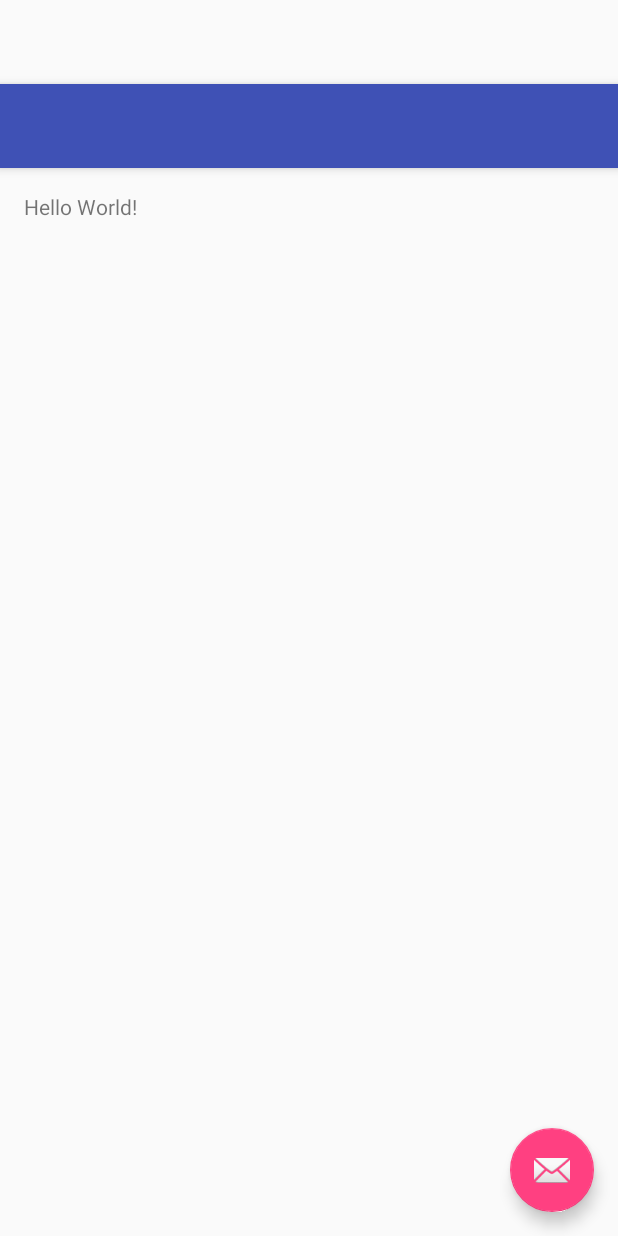
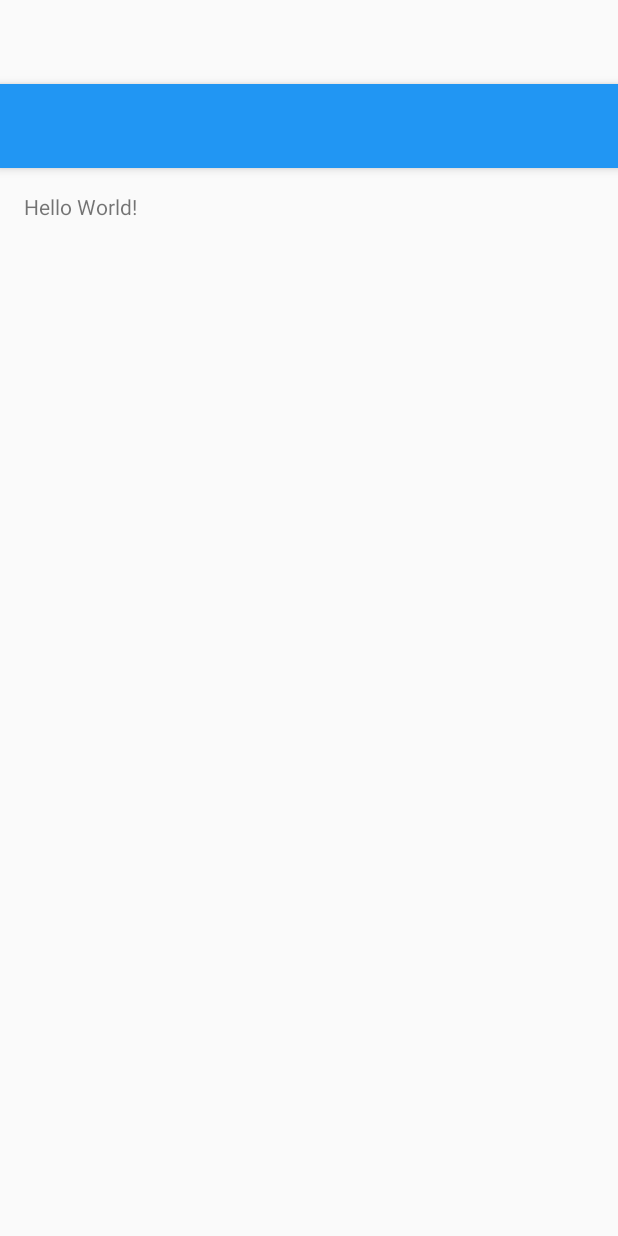
Before and after one commit to HigHendHd/Gesundheitsvorsorge, an Android app: the layout activity_main.xml on its own in the app's theme, with its tools: preview values and no code run, on a phone screen of 412 x 824 dp. Run offline under Robolectric (Android 15) with nearby library versions, the phone set to English and light mode, and no system bars.

Commit message:
Hinzufügen des Navigationdrawers & Entfernen vom FAB

```diff
--- a/app/build.gradle
+++ b/app/build.gradle
@@ -24,4 +24,7 @@ dependencies {
     testCompile 'junit:junit:4.12'
     compile 'com.android.support:appcompat-v7:23.1.0'
     compile 'com.android.support:design:23.1.0'
+    compile('com.mikepenz:materialdrawer:4.4.6@aar') {
+        transitive = true
+    }
 }
--- a/app/src/main/res/layout/activity_main.xml
+++ b/app/src/main/res/layout/activity_main.xml
@@ -6,8 +6,10 @@
     android:layout_height="match_parent" android:fitsSystemWindows="true"
     tools:context=".MainActivity">
 
-    <android.support.design.widget.AppBarLayout android:layout_height="wrap_content"
-        android:layout_width="match_parent" android:theme="@style/AppTheme.AppBarOverlay">
+    <android.support.design.widget.AppBarLayout
+        android:layout_width="match_parent"
+        android:layout_height="wrap_content"
+        android:theme="@style/AppTheme.AppBarOverlay">
 
         <android.support.v7.widget.Toolbar android:id="@+id/toolbar"
             android:layout_width="match_parent" android:layout_height="?attr/actionBarSize"
@@ -17,9 +19,4 @@
 
     <include layout="@layout/content_main" />
 
-    <android.support.design.widget.FloatingActionButton android:id="@+id/fab"
-        android:layout_width="wrap_content" android:layout_height="wrap_content"
-        android:layout_gravity="bottom|end" android:layout_margin="@dimen/fab_margin"
-        android:src="@android:drawable/ic_dialog_email" />
-
 </android.support.design.widget.CoordinatorLayout>
--- a/app/src/main/res/values/colors.xml
+++ b/app/src/main/res/values/colors.xml
@@ -1,6 +1,6 @@
 <?xml version="1.0" encoding="utf-8"?>
 <resources>
-    <color name="colorPrimary">#3F51B5</color>
-    <color name="colorPrimaryDark">#303F9F</color>
+    <color name="colorPrimary">#2196f3</color>
+    <color name="colorPrimaryDark">#1976d2</color>
     <color name="colorAccent">#FF4081</color>
 </resources>
```
Also changed, not shown: app/src/main/java/gvapp/diplomprojekt/at/gv_appandroid/MainActivity.java (+3 -11 lines), 1 other file.
